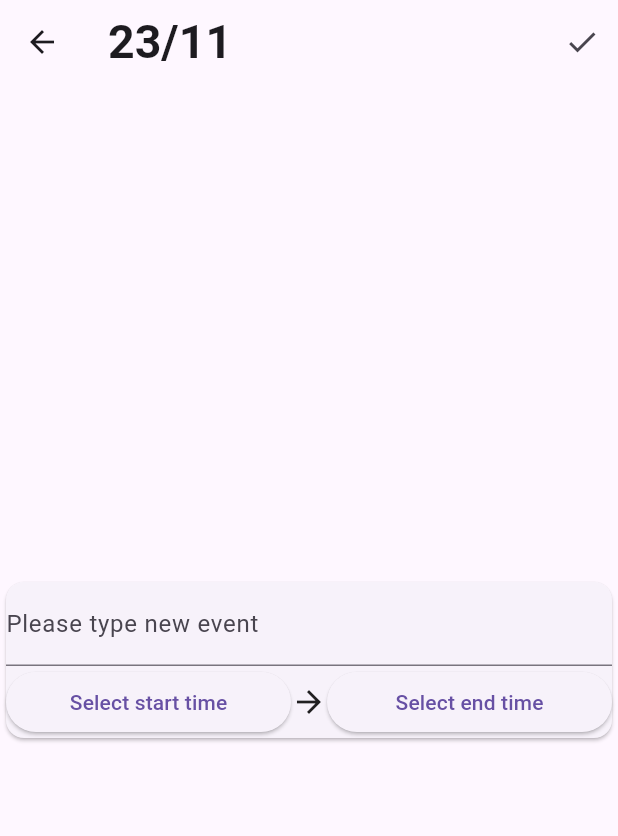
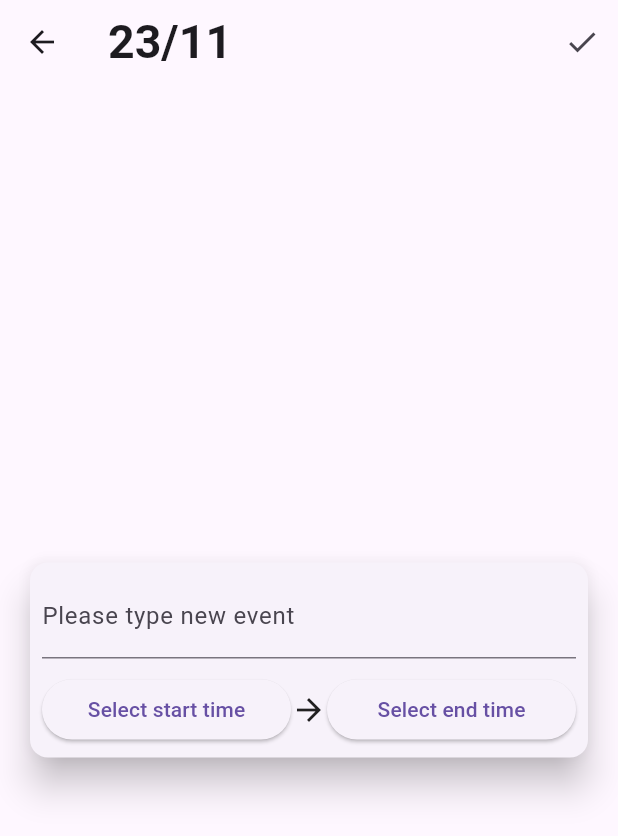
Before and after one commit to DungxLas/-Flutter-calendar_app, a Flutter app: the EventScreen screen opened directly with empty values, on a phone screen of 412 x 824 dp. Shown: the top 836 px of the screen. Run offline on Flutter 3.47's test engine with Material 3 defaults, Android fonts, the phone set to English and light mode, and no system bars; our stand-ins replace cloud_firestore, firebase_auth, firebase_core, firebase_messaging, firebase_storage, image_picker and 1 more; accounts and stored records are empty; network calls fail.

Commit message:
23/11/2023

```diff
--- a/lib/screens/content_screen.dart
+++ b/lib/screens/content_screen.dart
@@ -1,4 +1,5 @@
 import 'package:calendar_app/screens/event_screen.dart';
+import 'package:calendar_app/widgets/event_list.dart';
 import 'package:calendar_app/widgets/weather_info.dart';
 import 'package:flutter/material.dart';
 import 'package:table_calendar/table_calendar.dart';
@@ -97,7 +98,7 @@ class _ContentScreenState extends State<ContentScreen> {
               _focusedDay = focusedDay;
             },
           ),
-          const Text('Hiển thị event'), // Hiển thị event
+          const EventList(), // Hiển thị event
         ],
       ),
     );
--- a/lib/screens/event_screen.dart
+++ b/lib/screens/event_screen.dart
@@ -31,6 +31,11 @@ class _EventScreenState extends State<EventScreen> {
       ),
       body: Center(
         child: Card(
+          margin: const EdgeInsets.symmetric(horizontal: 20),
+          shadowColor: Colors.black,
+          elevation: 10,
+          child: Padding(
+            padding: const EdgeInsets.all(8.0),
             child: Column(
               mainAxisSize: MainAxisSize.min,
               children: [
@@ -39,6 +44,9 @@ class _EventScreenState extends State<EventScreen> {
                   decoration: const InputDecoration(
                     labelText: 'Please type new event',
                   ),
+                ),
+                const SizedBox(
+                  height: 10,
                 ),
                 Row(
                   children: [
@@ -76,6 +84,7 @@ class _EventScreenState extends State<EventScreen> {
                                 (selectedTime.hour * 60 + selectedTime.minute) <
                                     (_startTime!.hour * 60 +
                                         _startTime!.minute)) {
+                              // ignore: use_build_context_synchronously
                               ScaffoldMessenger.of(buildContext).showSnackBar(
                                 const SnackBar(
                                     content: Text(
@@ -101,6 +110,7 @@ class _EventScreenState extends State<EventScreen> {
             ),
           ),
         ),
+      ),
     );
   }
 }
```
Also changed, not shown: lib/main.dart (+14 -14 lines), lib/widgets/event_list.dart (added, +60 -0 lines). Lines whose indentation alone changed are shown as unchanged.
